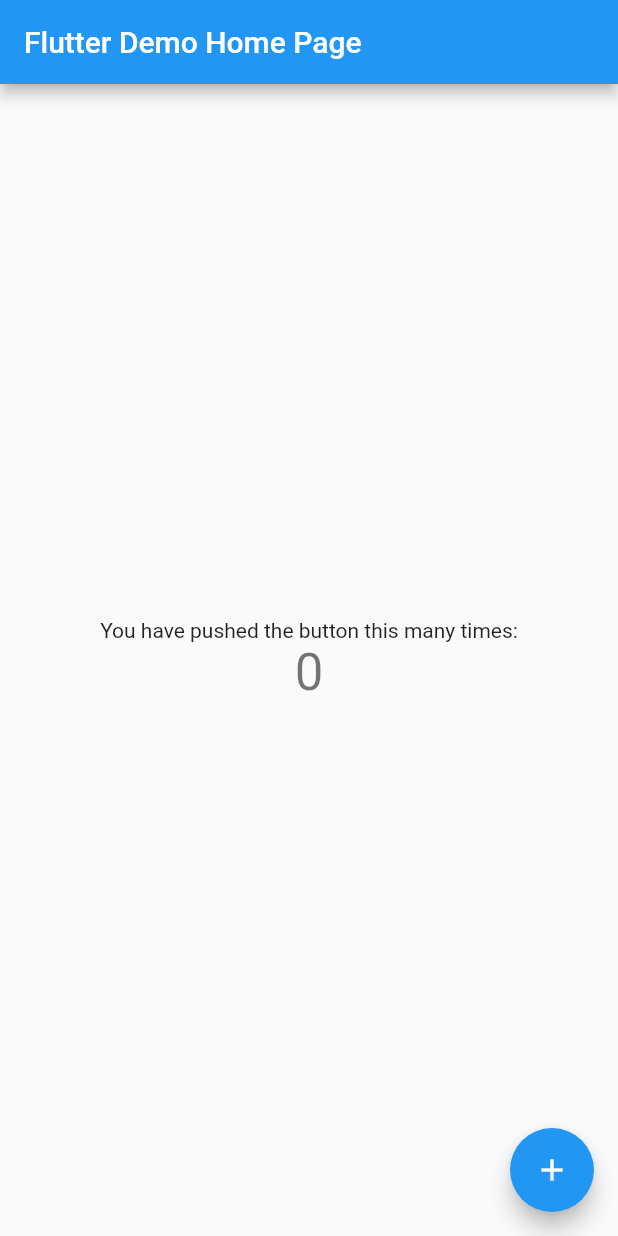
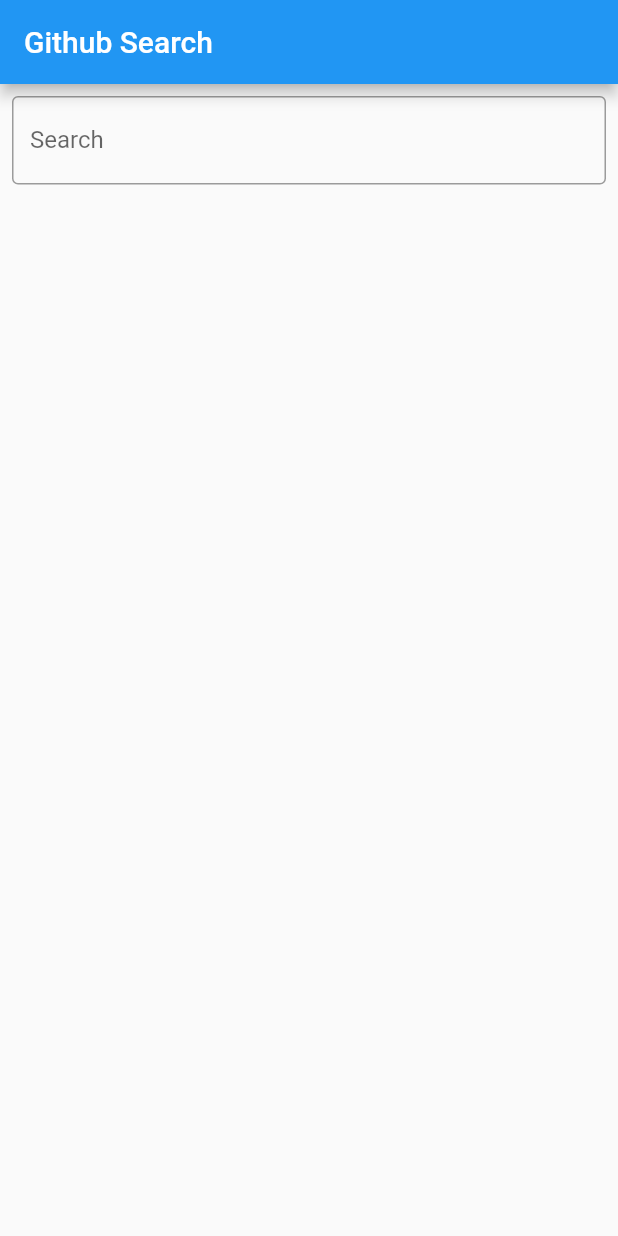
Before and after one commit to marcionitao/gitsuchen, a Flutter app: the screen it shows after launch, on a phone screen of 412 x 824 dp. Run offline on Flutter 3.47's test engine with Material 2 defaults, Android fonts, the phone set to English and light mode, and no system bars; our stand-ins replace dio.

```diff
--- a/lib/home/home-service.dart
+++ b/lib/home/home-service.dart
@@ -0,0 +1,13 @@
+import 'package:dio/dio.dart';
+import 'package:gitsearch/models/search-result.dart';
+
+class HomeService {
+
+  final dio = Dio();
+
+  Future search(String text) async {
+    Response response = await dio.get("https://api.github.com/search/repositories?q=${text}");
+    print("Response ${response.data['items']}");
+    return SearchResult.fromJson(response.data['items']);
+  }
+}
--- a/lib/home/home-widget.dart
+++ b/lib/home/home-widget.dart
@@ -1,55 +1,36 @@
 import 'package:flutter/material.dart';
 
-class MyHomePage extends StatefulWidget {
-  MyHomePage({Key key, this.title}) : super(key: key);
-
-  final String title;
-
+class HomeWidget extends StatefulWidget {
   @override
-  _MyHomePageState createState() => _MyHomePageState();
+  _HomeWidgetState createState() => _HomeWidgetState();
 }
 
-class _MyHomePageState extends State<MyHomePage> {
-  int _counter = 0;
+class _HomeWidgetState extends State<HomeWidget> {
 
-  void _incrementCounter() {
-    setState(() {
-
-      _counter++;
-    });
+  Widget _textField() {
+    return Padding(
+      padding: const EdgeInsets.all(8.0),
+      child: TextField(
+        decoration: InputDecoration(
+          border: OutlineInputBorder(),
+          hintText: "write here",
+          labelText: "Search"
+        ),
+      ),
+    );
   }
 
   @override
   Widget build(BuildContext context) {
-
     return Scaffold(
       appBar: AppBar(
-        // Here we take the value from the MyHomePage object that was created by
-        // the App.build method, and use it to set our appbar title.
-        title: Text(widget.title),
+        title: Text("Github Search"),
       ),
-      body: Center(
-        // Center is a layout widget. It takes a single child and positions it
-        // in the middle of the parent.
-        child: Column(
-
-          mainAxisAlignment: MainAxisAlignment.center,
-          children: <Widget>[
-            Text(
-              'You have pushed the button this many times:',
-            ),
-            Text(
-              '$_counter',
-              style: Theme.of(context).textTheme.display1,
-            ),
-          ],
-        ),
+      body: ListView(
+        children: <Widget>[
+          _textField(),
+        ],
       ),
-      floatingActionButton: FloatingActionButton(
-        onPressed: _incrementCounter,
-        tooltip: 'Increment',
-        child: Icon(Icons.add),
-      ), // This trailing comma makes auto-formatting nicer for build methods.
     );
   }
 }
--- a/lib/main.dart
+++ b/lib/main.dart
@@ -12,7 +12,7 @@ class MyApp extends StatelessWidget {
       theme: ThemeData(
         primarySwatch: Colors.blue,
       ),
-      home: MyHomePage(title: 'Flutter Demo Home Page'),
+      home: HomeWidget(),
     );
   }
 }
```
Also changed, not shown: lib/models/search-item.dart (added, +17 -0 lines), lib/models/search-result.dart (added, +24 -0 lines), 1 other file.
